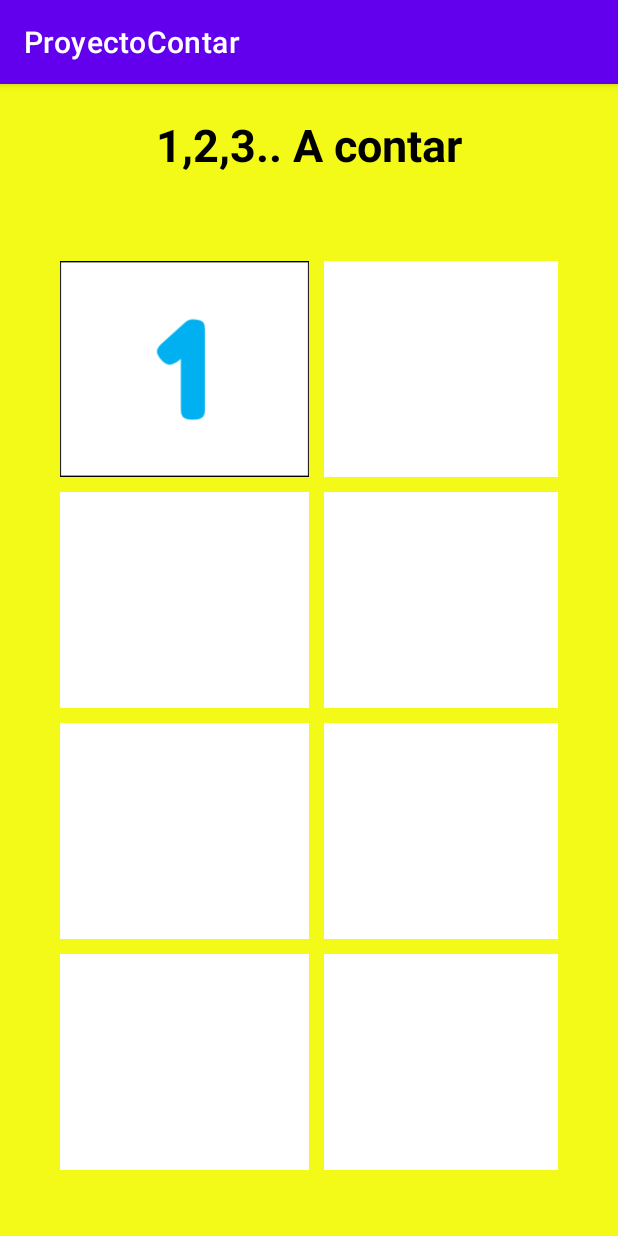
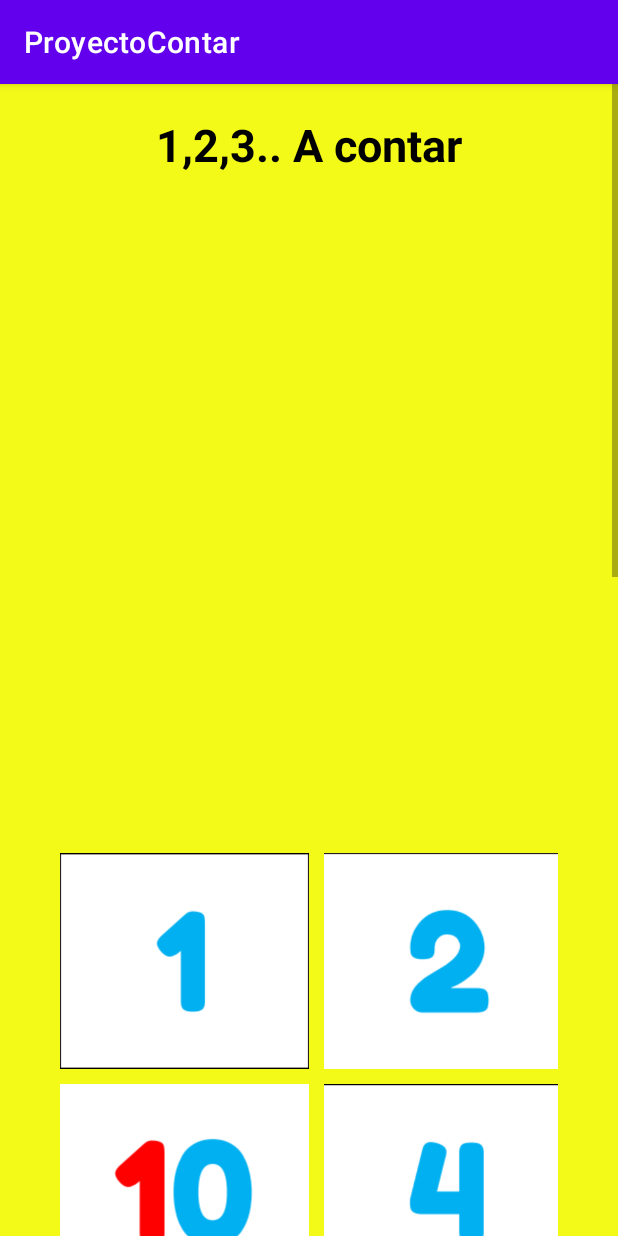
Before and after one commit to DanielRojo25/ProyectoContar, an Android app: the MainActivity2 screen opened directly, with no data from a screen before it, on a phone screen of 412 x 824 dp. Run offline under Robolectric (Android 15) with nearby library versions, the phone set to English and light mode, and no system bars.

Commit message:
Actualizacion, ahora puedes ordenar pero falta validar el orden.

```diff
--- a/app/src/main/java/com/example/proyectocontar/MainActivity2.kt
+++ b/app/src/main/java/com/example/proyectocontar/MainActivity2.kt
@@ -7,15 +7,34 @@ import android.graphics.Color
 import android.graphics.Point
 import android.os.Build
 import android.os.Bundle
+import android.util.Log
 import android.view.DragEvent
 import android.view.View
 import android.widget.ImageView
+import android.widget.Toast
 import androidx.appcompat.app.AppCompatActivity
 import kotlinx.android.synthetic.main.activity_main2.*
+import kotlin.random.Random
 
 class MainActivity2 : AppCompatActivity() {
 
-    var rango = arrayOf(1,10)
+
+    val rangoDiez = (0..9).shuffled()
+    val rangoVeinte = (10..19).shuffled()
+    val rangoTreinta = (20..29).shuffled()
+    val rangoCuarenta = (30..39).shuffled()
+    val rangoCincuenta = (40..49).shuffled()
+    val rangoSesenta = (50..59).shuffled()
+    val rangoSetenta = (60..69).shuffled()
+    val rangoOchenta = (70..79).shuffled()
+    val rangoNoventa = (80..89).shuffled()
+    val rangoCien = (90..99).shuffled()
+
+    val orden = arrayOfNulls<ImageView>(10)
+    var elementos = arrayOfNulls<ImageView>(10)
+
+
+
     var cartasNumeros = arrayListOf(R.drawable.uno, R.drawable.dos, R.drawable.tres, R.drawable.cuatro, R.drawable.cinco,
         R.drawable.seis, R.drawable.siete, R.drawable.ocho, R.drawable.nueve, R.drawable.diez,
         R.drawable.once, R.drawable.doce, R.drawable.trece, R.drawable.catorce, R.drawable.quince,
@@ -37,14 +56,95 @@ class MainActivity2 : AppCompatActivity() {
         R.drawable.noventayuno, R.drawable.noventaydos, R.drawable.noventaytres, R.drawable.noventaycuatro, R.drawable.noventaycinco,
         R.drawable.noventayseis, R.drawable.noventaysiete, R.drawable.noventayocho, R.drawable.noventaynueve, R.drawable.cien)
 
+
+
     override fun onCreate(savedInstanceState: Bundle?) {
         super.onCreate(savedInstanceState)
         setContentView(R.layout.activity_main2)
 
-        rndmUno.setImageResource(R.drawable.uno)
+        elementos[rangoDiez[0]] = rndmUno
+        elementos[rangoDiez[1]] = rndmDos
+        elementos[rangoDiez[2]] = rndmTres
+        elementos[rangoDiez[3]] = rndmCuatro
+        elementos[rangoDiez[4]] = rndmCinco
+        elementos[rangoDiez[5]] = rndmSeis
+        elementos[rangoDiez[6]] = rndmSiete
+        elementos[rangoDiez[7]] = rndmOcho
+        elementos[rangoDiez[8]] = rndmNueve
+        elementos[rangoDiez[9]] = rndmDiez
+
+        orden[0] = unoOrden
+        orden[1] = dosOrden
+        orden[2] = tresOrden
+        orden[3] = cuatroOrden
+        orden[4] = cincoOrden
+        orden[5] = seisOrden
+        orden[6] = sieteOrden
+        orden[7] = ochoOrden
+        orden[8] = nueveOrden
+        orden[9] = diezOrden
+
+        unoOrden.tag = "0"
+        dosOrden.tag = "1"
+        tresOrden.tag = "2"
+        cuatroOrden.tag = "3"
+        cincoOrden.tag = "4"
+        seisOrden.tag = "5"
+        sieteOrden.tag = "6"
+        ochoOrden.tag = "7"
+        nueveOrden.tag = "8"
+        diezOrden.tag = "9"
+
+        rndmUno.setImageResource(cartasNumeros[rangoDiez[0]])
+        rndmUno.tag = rangoDiez[0].toString()
         rndmUno.setOnLongClickListener(longClickListener)
 
+        rndmDos.setImageResource(cartasNumeros[rangoDiez[1]])
+        rndmDos.tag = rangoDiez[1].toString()
+        rndmDos.setOnLongClickListener(longClickListener)
+
+        rndmTres.setImageResource(cartasNumeros[rangoDiez[2]])
+        rndmTres.tag = rangoDiez[2].toString()
+        rndmTres.setOnLongClickListener(longClickListener)
+
+        rndmCuatro.setImageResource(cartasNumeros[rangoDiez[3]])
+        rndmCuatro.tag = rangoDiez[3].toString()
+        rndmCuatro.setOnLongClickListener(longClickListener)
+
+        rndmCinco.setImageResource(cartasNumeros[rangoDiez[4]])
+        rndmCinco.tag = rangoDiez[4].toString()
+        rndmCinco.setOnLongClickListener(longClickListener)
+
+        rndmSeis.setImageResource(cartasNumeros[rangoDiez[5]])
+        rndmSeis.tag = rangoDiez[5].toString()
+        rndmSeis.setOnLongClickListener(longClickListener)
+
+        rndmSiete.setImageResource(cartasNumeros[rangoDiez[6]])
+        rndmSiete.tag = rangoDiez[6].toString()
+        rndmSiete.setOnLongClickListener(longClickListener)
+
+        rndmOcho.setImageResource(cartasNumeros[rangoDiez[7]])
+        rndmOcho.tag = rangoDiez[7].toString()
+        rndmOcho.setOnLongClickListener(longClickListener)
+
+        rndmNueve.setImageResource(cartasNumeros[rangoDiez[8]])
+        rndmNueve.tag = rangoDiez[8].toString()
+        rndmNueve.setOnLongClickListener(longClickListener)
+
+        rndmDiez.setImageResource(cartasNumeros[rangoDiez[9]])
+        rndmDiez.tag = rangoDiez[9].toString()
+        rndmDiez.setOnLongClickListener(longClickListener)
+
         unoOrden.setOnDragListener(dragListener)
+        dosOrden.setOnDragListener(dragListener)
+        tresOrden.setOnDragListener(dragListener)
+        cuatroOrden.setOnDragListener(dragListener)
+        cincoOrden.setOnDragListener(dragListener)
+        seisOrden.setOnDragListener(dragListener)
+        sieteOrden.setOnDragListener(dragListener)
+        ochoOrden.setOnDragListener(dragListener)
+        nueveOrden.setOnDragListener(dragListener)
+        diezOrden.setOnDragListener(dragListener)
 
     }
 
@@ -86,9 +186,60 @@ class MainActivity2 : AppCompatActivity() {
                 true
             }
             DragEvent.ACTION_DROP -> {
-                rndmUno.setBackgroundColor(Color.TRANSPARENT)
-                rndmUno.setImageResource(0)
-                unoOrden.setImageResource(R.drawable.uno)
+                if(receiverView.tag as String == event.clipDescription.label){
+                    when(receiverView.tag as String){
+                        "0" -> {
+                            elementos[0]!!.setBackgroundColor(Color.TRANSPARENT)
+                            elementos[0]!!.setImageResource(0)
+                            orden[0]!!.setImageResource(cartasNumeros[0])
+                        }
+                        "1" -> {
+                            elementos[1]!!.setBackgroundColor(Color.TRANSPARENT)
+                            elementos[1]!!.setImageResource(0)
+                            orden[1]!!.setImageResource(cartasNumeros[1])
+                        }
+                        "2" -> {
+                            elementos[2]!!.setBackgroundColor(Color.TRANSPARENT)
+                            elementos[2]!!.setImageResource(0)
+                            orden[2]!!.setImageResource(cartasNumeros[2])
+                        }
+                        "3" -> {
+                            elementos[3]!!.setBackgroundColor(Color.TRANSPARENT)
+                            elementos[3]!!.setImageResource(0)
+                            orden[3]!!.setImageResource(cartasNumeros[3])
+                        }
+                        "4" -> {
+                            elementos[4]!!.setBackgroundColor(Color.TRANSPARENT)
+                            elementos[4]!!.setImageResource(0)
+                            orden[4]!!.setImageResource(cartasNumeros[4])
+                        }
+                        "5" -> {
+                            elementos[5]!!.setBackgroundColor(Color.TRANSPARENT)
+                            elementos[5]!!.setImageResource(0)
+                            orden[5]!!.setImageResource(cartasNumeros[5])
+                        }
+                        "6" -> {
+                            elementos[6]!!.setBackgroundColor(Color.TRANSPARENT)
+                            elementos[6]!!.setImageResource(0)
+                            orden[6]!!.setImageResource(cartasNumeros[6])
+                        }
+                        "7" -> {
+                            elementos[7]!!.setBackgroundColor(Color.TRANSPARENT)
+                            elementos[7]!!.setImageResource(0)
+                            orden[7]!!.setImageResource(cartasNumeros[7])
+                        }
+                        "8" -> {
+                            elementos[8]!!.setBackgroundColor(Color.TRANSPARENT)
+                            elementos[8]!!.setImageResource(0)
+                            orden[8]!!.setImageResource(cartasNumeros[8])
+                        }
+                        "9" -> {
+                            elementos[9]!!.setBackgroundColor(Color.TRANSPARENT)
+                            elementos[9]!!.setImageResource(0)
+                            orden[9]!!.setImageResource(cartasNumeros[9])
+                        }
+                    }
+                }
                 true
             }
             DragEvent.ACTION_DRAG_ENDED -> {
@@ -110,9 +261,4 @@ class MainActivity2 : AppCompatActivity() {
             v.draw(canvas)
         }
     }
-
-    fun randomNum() : Int{
-        return (rango[0]..rango[1]).shuffled().first()
-    }
-
 }
--- a/app/src/main/res/layout/activity_main2.xml
+++ b/app/src/main/res/layout/activity_main2.xml
@@ -1,5 +1,9 @@
 <?xml version="1.0" encoding="utf-8"?>
 
+<ScrollView
+    android:layout_height="wrap_content"
+    android:layout_width="wrap_content"
+    xmlns:android="http://schemas.android.com/apk/res/android">
 
     <LinearLayout xmlns:android="http://schemas.android.com/apk/res/android"
         xmlns:tools="http://schemas.android.com/tools"
@@ -259,3 +263,4 @@
         </LinearLayout>
 
     </LinearLayout>
+</ScrollView>
```
Also changed, not shown: app/src/main/java/com/example/proyectocontar/Lienzo.kt (deleted, +0 -16 lines).
